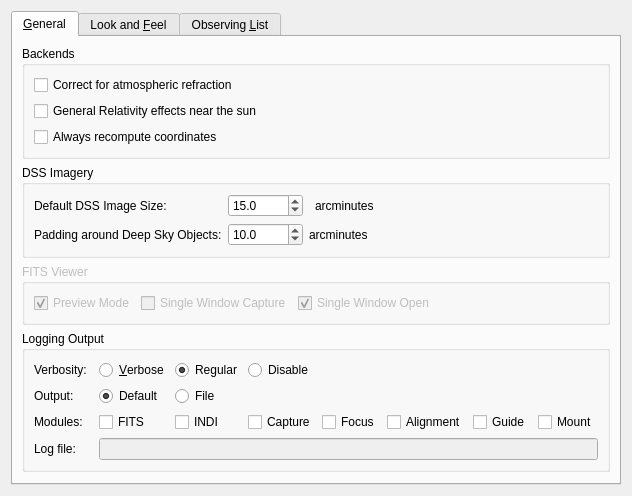
The window that kstars/options/opsadvanced.ui (KDE/kstars) describes before a commit, drawn with Qt 5.
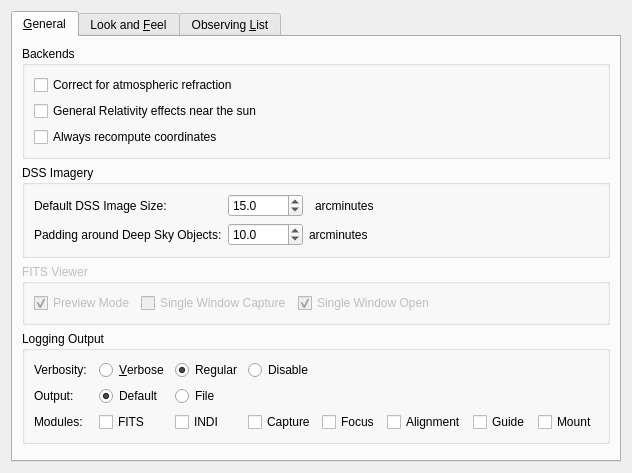
The same window after the commit. Custom widgets are drawn as their Qt base class.

Diff of the .ui file:
```diff
--- a/kstars/options/opsadvanced.ui
+++ b/kstars/options/opsadvanced.ui
@@ -7,7 +7,7 @@
     <x>0</x>
     <y>0</y>
     <width>584</width>
-    <height>446</height>
+    <height>473</height>
    </rect>
   </property>
   <layout class="QVBoxLayout" name="verticalLayout_5">
@@ -430,20 +430,6 @@
             </attribute>
            </widget>
           </item>
-          <item row="3" column="0">
-           <widget class="QLabel" name="label_2">
-            <property name="text">
-             <string>Log file:</string>
-            </property>
-           </widget>
-          </item>
-          <item row="3" column="1" colspan="7">
-           <widget class="QLineEdit" name="kcfg_VerboseLogFile">
-            <property name="enabled">
-             <bool>false</bool>
-            </property>
-           </widget>
-          </item>
          </layout>
         </widget>
        </item>
```
Left out of the diff: 44 changed lines with no effect on the pictures.
